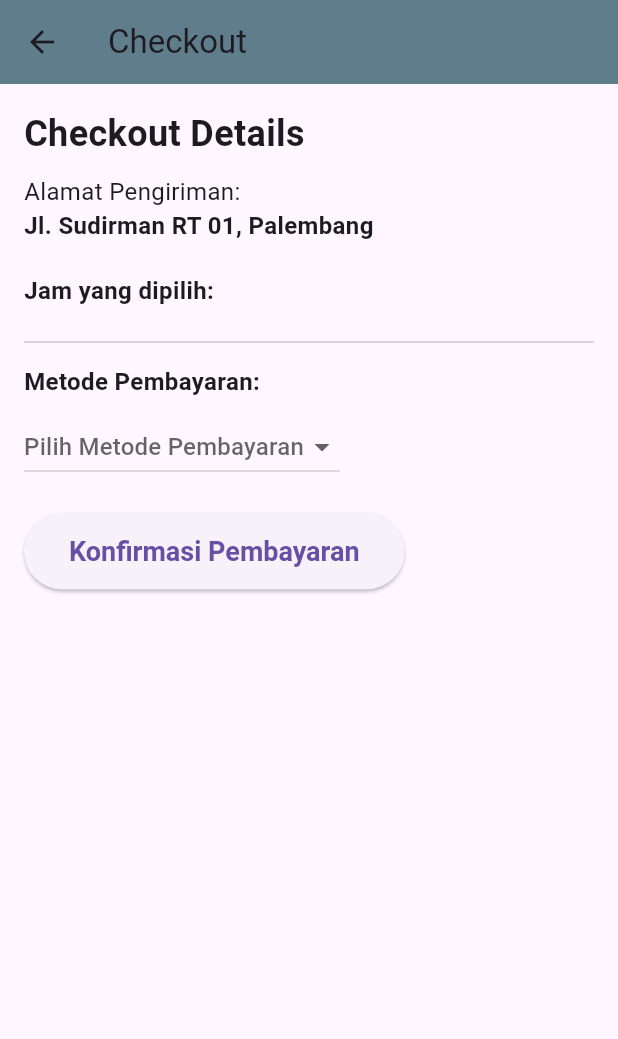
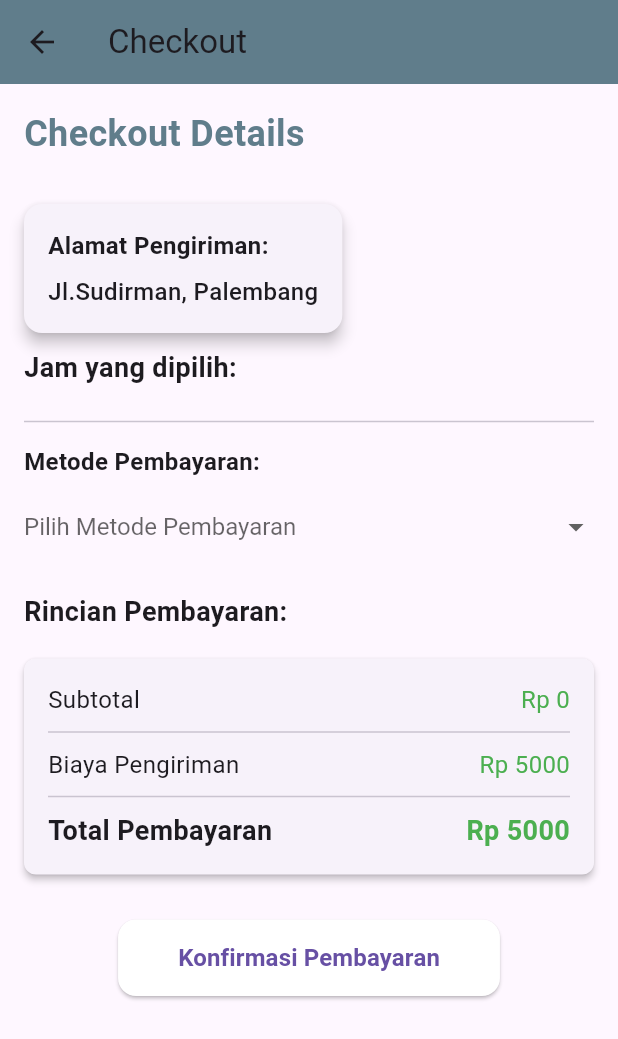
Before and after one commit to Wullannn/Timely_Treasure, a Flutter app: the CheckoutScreen screen opened directly with empty values, on a phone screen of 412 x 824 dp. Shown: the top 1039 px of the screen. Run offline on Flutter 3.47's test engine with Material 3 defaults, Android fonts, the phone set to English and light mode, and no system bars; our stand-ins replace image_picker; network calls fail.

Commit message:
order history
menambahkan screen riwayat pemesaanan

```diff
--- a/lib/Secreen/checkout.dart
+++ b/lib/Secreen/checkout.dart
@@ -1,6 +1,9 @@
 import 'package:flutter/material.dart';
+import 'package:provider/provider.dart';
 import '../models/cart_item.dart';
-import 'home_screen.dart';
+import '../models/order.dart';
+// import '../screens/order_history_screen.dart';
+import 'orderhistory_screen.dart';
 
 class CheckoutScreen extends StatefulWidget {
   final List<CartItem> selectedItems;
@@ -12,8 +15,21 @@ class CheckoutScreen extends StatefulWidget {
 }
 
 class _CheckoutScreenState extends State<CheckoutScreen> {
-  String?
-  _selectedPaymentMethod;
+  String? _selectedPaymentMethod;
+
+  double get subtotal {
+    return widget.selectedItems.fold(0.0, (sum, item) {
+      return sum + double.parse(item.price.replaceAll('.', '').replaceAll(',', '.'));
+    });
+  }
+
+  double get shippingFee {
+    return 5000.0; // Static shipping fee; you can modify it as needed
+  }
+
+  double get totalPrice {
+    return subtotal + shippingFee;
+  }
 
   @override
   Widget build(BuildContext context) {
@@ -28,38 +44,66 @@ class _CheckoutScreenState extends State<CheckoutScreen> {
           child: Column(
             crossAxisAlignment: CrossAxisAlignment.start,
             children: [
+              // Heading
               Text(
                 'Checkout Details',
                 style: TextStyle(
                   fontSize: 24,
                   fontWeight: FontWeight.bold,
-                ),
-              ),
-              SizedBox(height: 10),
-              Text(
-                'Alamat Pengiriman:',
-                style: TextStyle(
-                  fontSize: 16,
-                ),
-              ),
-              Text(
-                'Jl. Sudirman RT 01, Palembang',
-                style: TextStyle(
-                  fontSize: 16,
-                  fontWeight: FontWeight.bold,
+                  color: Colors.blueGrey,
                 ),
               ),
               SizedBox(height: 20),
+
+              // Shipping Address Section
+              Card(
+                elevation: 4,
+                margin: EdgeInsets.symmetric(vertical: 10),
+                shape: RoundedRectangleBorder(
+                  borderRadius: BorderRadius.circular(12),
+                ),
+                child: Padding(
+                  padding: const EdgeInsets.all(16.0),
+                  child: Column(
+                    crossAxisAlignment: CrossAxisAlignment.start,
+                    children: [
                       Text(
-                'Jam yang dipilih:',
+                        'Alamat Pengiriman:',
                         style: TextStyle(
                           fontSize: 16,
                           fontWeight: FontWeight.bold,
                         ),
                       ),
                       SizedBox(height: 8),
+                      Text(
+                        'Jl.Sudirman, Palembang', // Replace with dynamic data
+                        style: TextStyle(
+                          fontSize: 16,
+                          fontWeight: FontWeight.w500,
+                        ),
+                      ),
+                    ],
+                  ),
+                ),
+              ),
+
+              // Selected Items Section
+              Text(
+                'Jam yang dipilih:',
+                style: TextStyle(
+                  fontSize: 18,
+                  fontWeight: FontWeight.bold,
+                ),
+              ),
+              SizedBox(height: 8),
               ...widget.selectedItems.map(
-                    (item) => ListTile(
+                    (item) => Card(
+                  elevation: 2,
+                  margin: EdgeInsets.symmetric(vertical: 8),
+                  shape: RoundedRectangleBorder(
+                    borderRadius: BorderRadius.circular(8),
+                  ),
+                  child: ListTile(
                     leading: Image.asset(
                       item.imageAsset,
                       width: 50,
@@ -76,7 +120,10 @@ class _CheckoutScreenState extends State<CheckoutScreen> {
                     ),
                   ),
                 ),
+              ),
               Divider(height: 30),
+
+              // Payment Method Section
               Text(
                 'Metode Pembayaran:',
                 style: TextStyle(
@@ -90,8 +137,7 @@ class _CheckoutScreenState extends State<CheckoutScreen> {
                 items: [
                   DropdownMenuItem(value: 'BCA', child: Text('Bank BCA')),
                   DropdownMenuItem(value: 'BRI', child: Text('Bank BRI')),
-                  DropdownMenuItem(
-                      value: 'Bank Syariah', child: Text('Bank Syariah')),
+                  DropdownMenuItem(value: 'Bank Syariah', child: Text('Bank Syariah')),
                 ],
                 onChanged: (value) {
                   setState(() {
@@ -99,66 +145,105 @@ class _CheckoutScreenState extends State<CheckoutScreen> {
                   });
                 },
                 hint: Text('Pilih Metode Pembayaran'),
+                style: TextStyle(fontSize: 16, color: Colors.blueGrey),
+                isExpanded: true,
+                underline: Container(),
               ),
               SizedBox(height: 20),
-              ElevatedButton(
-                onPressed: () {
-                  if (_selectedPaymentMethod != null) {
-                    showDialog(
-                      context: context,
-                      barrierDismissible:
-                      false,
-                      builder: (context) => Dialog(
-                        shape: RoundedRectangleBorder(
-                          borderRadius: BorderRadius.circular(12),
-                        ),
-                        child: Container(
-                          height: 200,
-                          child: Column(
-                            mainAxisAlignment: MainAxisAlignment.center,
-                            children: [
-                              Icon(
-                                Icons.check_circle,
-                                color: Colors.green,
-                                size: 100,
-                              ),
-                              SizedBox(height: 10),
+
+              // Payment Breakdown Section
               Text(
-                                'Pembayaran Berhasil!',
+                'Rincian Pembayaran:',
                 style: TextStyle(
                   fontSize: 18,
                   fontWeight: FontWeight.bold,
                 ),
               ),
+              SizedBox(height: 8),
+              Card(
+                elevation: 2,
+                margin: EdgeInsets.symmetric(vertical: 10),
+                shape: RoundedRectangleBorder(
+                  borderRadius: BorderRadius.circular(8),
+                ),
+                child: Padding(
+                  padding: const EdgeInsets.all(16.0),
+                  child: Column(
+                    crossAxisAlignment: CrossAxisAlignment.start,
+                    children: [
+                      Row(
+                        mainAxisAlignment: MainAxisAlignment.spaceBetween,
+                        children: [
+                          Text('Subtotal', style: TextStyle(fontSize: 16)),
+                          Text('Rp ${subtotal.toStringAsFixed(0)}', style: TextStyle(fontSize: 16, color: Colors.green)),
+                        ],
+                      ),
+                      Divider(height: 20),
+                      Row(
+                        mainAxisAlignment: MainAxisAlignment.spaceBetween,
+                        children: [
+                          Text('Biaya Pengiriman', style: TextStyle(fontSize: 16)),
+                          Text('Rp ${shippingFee.toStringAsFixed(0)}', style: TextStyle(fontSize: 16, color: Colors.green)),
+                        ],
+                      ),
+                      Divider(height: 20),
+                      Row(
+                        mainAxisAlignment: MainAxisAlignment.spaceBetween,
+                        children: [
+                          Text('Total Pembayaran', style: TextStyle(fontSize: 18, fontWeight: FontWeight.bold)),
+                          Text('Rp ${totalPrice.toStringAsFixed(0)}', style: TextStyle(fontSize: 18, fontWeight: FontWeight.bold, color: Colors.green)),
+                        ],
+                      ),
                     ],
                   ),
                 ),
               ),
+              SizedBox(height: 20),
+
+              // Confirmation Button
+              Center(
+                child: ElevatedButton(
+                  style: ElevatedButton.styleFrom(
+                    backgroundColor: Colors.white, // Button background color
+                    shape: RoundedRectangleBorder(
+                      borderRadius: BorderRadius.circular(12),
+                    ),
+                    padding: EdgeInsets.symmetric(vertical: 14, horizontal: 40),
+                  ),
+                  onPressed: () {
+                    if (_selectedPaymentMethod != null) {
+                      // Create the order and add to the order history
+                      final order = Order(
+                        items: widget.selectedItems,
+                        shippingAddress: 'Jl. Sudirman, Palembang',
+                        paymentMethod: _selectedPaymentMethod!,
+                        totalPrice: totalPrice.toString(),
+                        orderDate: DateTime.now(),
                       );
 
+                      // Save the order (for simplicity, using a static list here)
+                      final List<Order> orders = [order]; // Ideally, use a provider or database
 
-                    Future.delayed(Duration(seconds: 5), () {
+                      // Navigate to order history screen
                       Navigator.pushReplacement(
                         context,
-                        MaterialPageRoute(builder: (context) => HomeScreen()),
+                        MaterialPageRoute(
+                          builder: (context) => OrderHistoryScreen(orders: orders),
+                        ),
                       );
-                    });
                     } else {
                       ScaffoldMessenger.of(context).showSnackBar(
                         SnackBar(
-                        content: Text(
-                            'Silakan pilih metode pembayaran terlebih dahulu.'),
+                          content: Text('Silakan pilih metode pembayaran terlebih dahulu.'),
                           duration: Duration(seconds: 2),
                         ),
                       );
                     }
                   },
-                child: Text('Konfirmasi Pembayaran'),
-                style: ElevatedButton.styleFrom(
-                  iconColor: Colors.green,
-                  padding: EdgeInsets.symmetric(vertical: 15, horizontal: 30),
-                  textStyle:
-                  TextStyle(fontSize: 18, fontWeight: FontWeight.bold),
+                  child: Text(
+                    'Konfirmasi Pembayaran',
+                    style: TextStyle(fontSize: 16, fontWeight: FontWeight.bold),
+                  ),
                 ),
               ),
             ],
--- a/lib/Secreen/detail_screen.dart
+++ b/lib/Secreen/detail_screen.dart
@@ -49,7 +49,7 @@ class _ProductDetailScreenState extends State<ProductDetailScreen> {
           IconButton(
             icon: Icon(
               isFavorite ? Icons.favorite : Icons.favorite_border,
-              color: Colors.black,
+              color: Colors.red,
             ),
             onPressed: () {
               final favoritProvider =
--- /dev/null
+++ b/lib/models/order.dart
@@ -0,0 +1,17 @@
+import 'cart_item.dart';
+
+class Order {
+  final List<CartItem> items;
+  final String shippingAddress;
+  final String paymentMethod;
+  final String totalPrice;
+  final DateTime orderDate;
+
+  Order({
+    required this.items,
+    required this.shippingAddress,
+    required this.paymentMethod,
+    required this.totalPrice,
+    required this.orderDate,
+  });
+}
--- a/lib/models/user.dart
+++ b/lib/models/user.dart
@@ -7,5 +7,6 @@ class UserProfile {
     required this.fullName,
     required this.email,
     required this.phone,
+
   });
 }
```
Also changed, not shown: lib/Secreen/home_screen.dart (+10 -3 lines), lib/Secreen/orderhistory_screen.dart (added, +45 -0 lines). Lines whose indentation alone changed are shown as unchanged.
